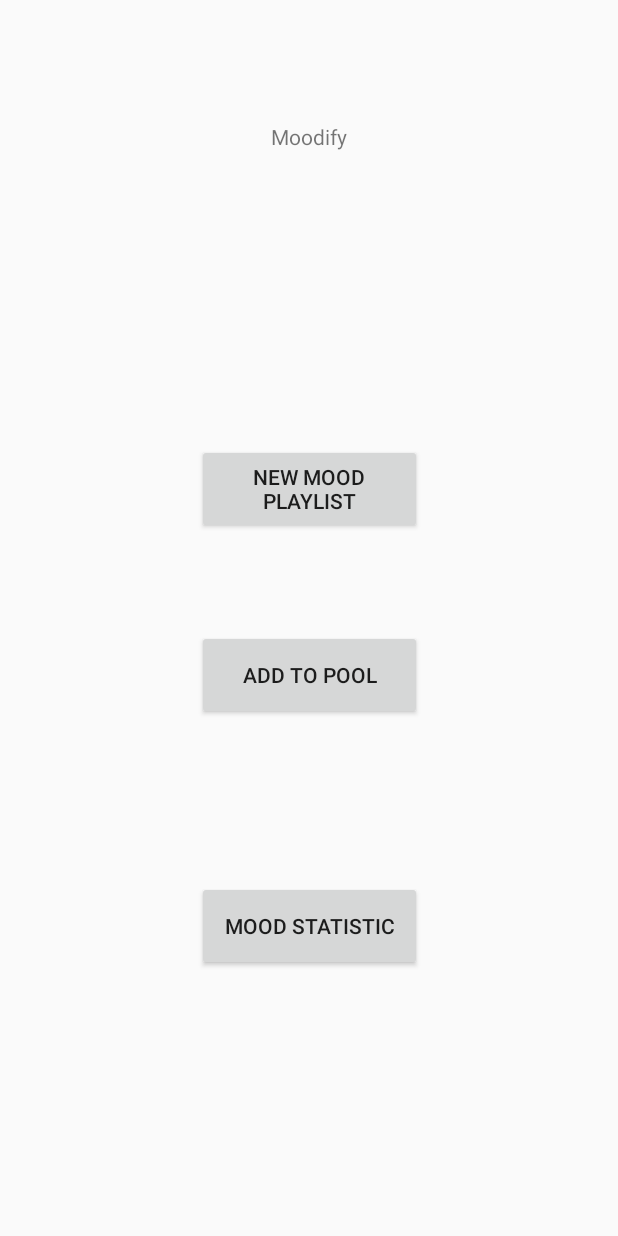
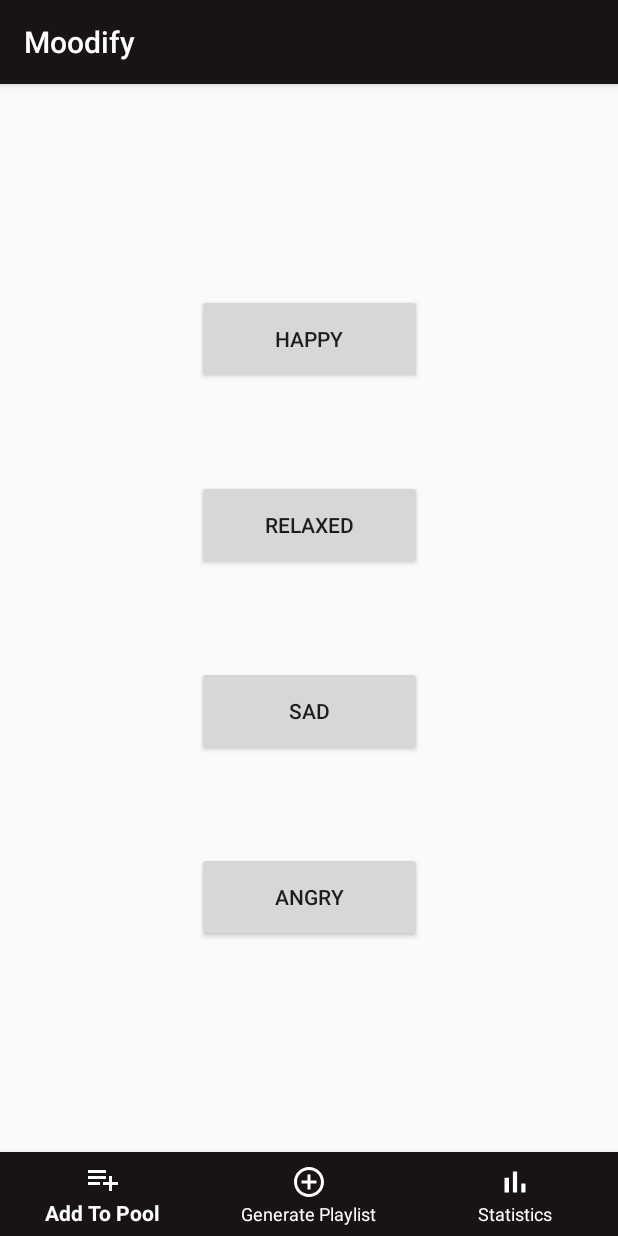
Before and after one commit to LMChavez980/FYP-Moodify, an Android app: the MainActivity screen opened directly, with no data from a screen before it, on a phone screen of 412 x 824 dp. Run offline under Robolectric (Android 15) with nearby library versions, the phone set to English and light mode, and no system bars; libraries missing offline, so code that uses them is left out: com.spotify.android, kaaes.spotify.webapi.

Commit message:
Transfer functionality to Fragments - bottom nav bar

```diff
--- /dev/null
+++ b/MoodifyApp/app/src/main/java/com/fypmood/moodify/GenerateFrag.java
@@ -0,0 +1,18 @@
+package com.fypmood.moodify;
+
+import android.os.Bundle;
+import android.view.LayoutInflater;
+import android.view.View;
+import android.view.ViewGroup;
+
+import androidx.fragment.app.Fragment;
+
+public class GenerateFrag extends Fragment {
+
+    @Override
+    public View onCreateView (LayoutInflater inflater, ViewGroup container,
+                              Bundle savedInstanceState){
+        return inflater.inflate(R.layout.fragment_generate, container, false);
+    }
+
+}
--- a/MoodifyApp/app/src/main/java/com/fypmood/moodify/MainActivity.java
+++ b/MoodifyApp/app/src/main/java/com/fypmood/moodify/MainActivity.java
@@ -4,20 +4,30 @@ import android.content.Intent;
 import android.content.SharedPreferences;
 import android.os.Bundle;
 import android.util.Log;
+import android.view.MenuItem;
 import android.view.View;
 import android.view.Window;
 import android.widget.Button;
 
+import androidx.annotation.NonNull;
 import androidx.appcompat.app.AppCompatActivity;
+import androidx.fragment.app.Fragment;
+
+import com.google.android.material.bottomnavigation.BottomNavigationView;
+import com.spotify.android.appremote.api.SpotifyAppRemote;
+
+import kaaes.spotify.webapi.android.SpotifyApi;
 
 public class MainActivity extends AppCompatActivity {
+    private static final String CLIENT_ID = "4110566732ad4c08b6f0e6c5768e552d";
+    private static final String REDIRECT_URI = "com.fypmood.moodify://callback";
+    private static final int REQUEST_CODE = 1337;
+    private SpotifyAppRemote mSpotifyAppRemote;
     SharedPreferences mSharedPreferences;
 
     @Override
     protected void onCreate(Bundle savedInstanceState){
         super.onCreate(savedInstanceState);
-        requestWindowFeature(Window.FEATURE_NO_TITLE);
-        getSupportActionBar().hide();
         setContentView(R.layout.activity_main);
 
         mSharedPreferences = getSharedPreferences("SPOTIFY", 0);
@@ -28,7 +38,14 @@ public class MainActivity extends AppCompatActivity {
         Log.i("MAIN", "Token: ".concat(auth_token));
         Log.i("MAIN", "User ID: ".concat(id));
 
-        Button toGen = findViewById(R.id.to_generate);
+        BottomNavigationView bottomNav = findViewById(R.id.bottomNav);
+        bottomNav.setOnNavigationItemSelectedListener(navListener);
+
+        // Set Default fragment
+        getSupportFragmentManager().beginTransaction().replace(R.id.fragment_container,
+                new GenerateFrag()).commit();
+
+        /*Button toGen = findViewById(R.id.to_generate);
         Button toPool = findViewById(R.id.to_pool);
         Button toStats = findViewById(R.id.to_stats);
 
@@ -53,9 +70,36 @@ public class MainActivity extends AppCompatActivity {
             public void onClick(View v) {
 
             }
-        });
+        });*/
 
 
     }
 
+
+    private BottomNavigationView.OnNavigationItemSelectedListener navListener =
+            menuItem -> {
+                Fragment selectedFragment = null;
+
+                switch (menuItem.getItemId()) {
+                    case R.id.nav_generate:
+                        selectedFragment = new GenerateFrag();
+                        getSupportActionBar().setTitle(R.string.select_mood_btn);
+                        break;
+
+                    case R.id.nav_add_to_pool:
+                        selectedFragment = new AddToPoolFrag();
+                        getSupportActionBar().setTitle(R.string.add_to_pool_btn);
+                        break;
+
+                    case R.id.nav_statistics:
+                        selectedFragment = new StatisticsFrag();
+                        getSupportActionBar().setTitle(R.string.mood_stats_btn);
+                        break;
+                }
+
+                getSupportFragmentManager().beginTransaction().replace(R.id.fragment_container,
+                        selectedFragment).commit();
+
+                return true;
+            };
 }
--- /dev/null
+++ b/MoodifyApp/app/src/main/res/drawable/ic_baseline_add_24.xml
@@ -0,0 +1,5 @@
+<vector android:height="24dp" android:tint="#FFFFFF"
+    android:viewportHeight="24" android:viewportWidth="24"
+    android:width="24dp" xmlns:android="http://schemas.android.com/apk/res/android">
+    <path android:fillColor="@android:color/white" android:pathData="M19,13h-6v6h-2v-6H5v-2h6V5h2v6h6v2z"/>
+</vector>
--- /dev/null
+++ b/MoodifyApp/app/src/main/res/drawable/ic_baseline_add_circle_outline_24.xml
@@ -0,0 +1,5 @@
+<vector android:height="24dp" android:tint="#FFFFFF"
+    android:viewportHeight="24" android:viewportWidth="24"
+    android:width="24dp" xmlns:android="http://schemas.android.com/apk/res/android">
+    <path android:fillColor="@android:color/white" android:pathData="M13,7h-2v4L7,11v2h4v4h2v-4h4v-2h-4L13,7zM12,2C6.48,2 2,6.48 2,12s4.48,10 10,10 10,-4.48 10,-10S17.52,2 12,2zM12,20c-4.41,0 -8,-3.59 -8,-8s3.59,-8 8,-8 8,3.59 8,8 -3.59,8 -8,8z"/>
+</vector>
--- /dev/null
+++ b/MoodifyApp/app/src/main/res/drawable/ic_baseline_bar_chart_24.xml
@@ -0,0 +1,5 @@
+<vector android:height="24dp" android:tint="#FFFFFF"
+    android:viewportHeight="24" android:viewportWidth="24"
+    android:width="24dp" xmlns:android="http://schemas.android.com/apk/res/android">
+    <path android:fillColor="@android:color/white" android:pathData="M5,9.2h3L8,19L5,19zM10.6,5h2.8v14h-2.8zM16.2,13L19,13v6h-2.8z"/>
+</vector>
--- /dev/null
+++ b/MoodifyApp/app/src/main/res/drawable/ic_baseline_playlist_add_24.xml
@@ -0,0 +1,5 @@
+<vector android:height="24dp" android:tint="#FFFFFF"
+    android:viewportHeight="24" android:viewportWidth="24"
+    android:width="24dp" xmlns:android="http://schemas.android.com/apk/res/android">
+    <path android:fillColor="@android:color/white" android:pathData="M14,10L2,10v2h12v-2zM14,6L2,6v2h12L14,6zM18,14v-4h-2v4h-4v2h4v4h2v-4h4v-2h-4zM2,16h8v-2L2,14v2z"/>
+</vector>
--- /dev/null
+++ b/MoodifyApp/app/src/main/res/drawable/ic_baseline_send_24.xml
@@ -0,0 +1,5 @@
+<vector android:height="24dp" android:tint="#FFFFFF"
+    android:viewportHeight="24" android:viewportWidth="24"
+    android:width="24dp" xmlns:android="http://schemas.android.com/apk/res/android">
+    <path android:fillColor="@android:color/white" android:pathData="M2.01,21L23,12 2.01,3 2,10l15,2 -15,2z"/>
+</vector>
--- a/MoodifyApp/app/src/main/res/layout/activity_main.xml
+++ b/MoodifyApp/app/src/main/res/layout/activity_main.xml
@@ -1,51 +1,29 @@
 <?xml version="1.0" encoding="utf-8"?>
-<androidx.constraintlayout.widget.ConstraintLayout
-    xmlns:android="http://schemas.android.com/apk/res/android"
+<androidx.constraintlayout.widget.ConstraintLayout xmlns:android="http://schemas.android.com/apk/res/android"
     xmlns:app="http://schemas.android.com/apk/res-auto"
     xmlns:tools="http://schemas.android.com/tools"
     android:layout_width="match_parent"
     android:layout_height="match_parent">
 
-
-    <Button
-        android:id="@+id/to_generate"
-        android:layout_width="150dp"
-        android:layout_height="60dp"
-        android:layout_marginTop="296dp"
-        android:text="@string/select_mood_btn"
+    <FrameLayout
+        android:layout_width="match_parent"
+        android:layout_height="0dp"
+        app:layout_constraintBottom_toTopOf="@+id/bottomNav"
         app:layout_constraintEnd_toEndOf="parent"
         app:layout_constraintStart_toStartOf="parent"
-        app:layout_constraintTop_toTopOf="parent" />
+        app:layout_constraintTop_toTopOf="parent"
+        android:id="@+id/fragment_container"/>
 
-    <Button
-        android:id="@+id/to_pool"
-        android:layout_width="150dp"
-        android:layout_height="60dp"
-        android:layout_marginTop="64dp"
-        android:text="@string/add_to_pool_btn"
-        app:layout_constraintEnd_toEndOf="parent"
-        app:layout_constraintStart_toStartOf="parent"
-        app:layout_constraintTop_toBottomOf="@+id/to_generate" />
-
-    <Button
-        android:id="@+id/to_stats"
-        android:layout_width="150dp"
-        android:layout_height="60dp"
-        android:layout_marginTop="68dp"
-        android:layout_marginBottom="138dp"
-        android:text="@string/mood_stats_btn"
+    <com.google.android.material.bottomnavigation.BottomNavigationView
+        android:id="@+id/bottomNav"
+        android:layout_width="0dp"
+        android:layout_height="wrap_content"
+        android:background="@color/SpotifyBlack"
+        android:backgroundTint="@color/SpotifyBlack"
+        app:itemIconTint="@color/SpotifyWhite"
+        app:itemTextColor="@color/SpotifyWhite"
         app:layout_constraintBottom_toBottomOf="parent"
         app:layout_constraintEnd_toEndOf="parent"
         app:layout_constraintStart_toStartOf="parent"
-        app:layout_constraintTop_toBottomOf="@+id/to_pool" />
-
-    <TextView
-        android:id="@+id/logo"
-        android:layout_width="wrap_content"
-        android:layout_height="wrap_content"
-        android:layout_marginTop="81dp"
-        android:text="@string/app_name"
-        app:layout_constraintEnd_toEndOf="parent"
-        app:layout_constraintStart_toStartOf="parent"
-        app:layout_constraintTop_toTopOf="parent" />
+        app:menu="@menu/bottom_navigation_menu" />
 </androidx.constraintlayout.widget.ConstraintLayout>
--- /dev/null
+++ b/MoodifyApp/app/src/main/res/layout/fragment_generate.xml
@@ -0,0 +1,54 @@
+<?xml version="1.0" encoding="utf-8"?>
+<androidx.constraintlayout.widget.ConstraintLayout xmlns:android="http://schemas.android.com/apk/res/android"
+    xmlns:app="http://schemas.android.com/apk/res-auto"
+    xmlns:tools="http://schemas.android.com/tools"
+    android:layout_width="match_parent"
+    android:layout_height="match_parent">
+
+    <Button
+        android:id="@+id/select_happy"
+        android:layout_width="150dp"
+        android:layout_height="60dp"
+        android:layout_marginTop="152dp"
+        android:layout_marginBottom="0dp"
+        android:text="@string/happy"
+        app:layout_constraintBottom_toTopOf="@+id/select_relaxed"
+        app:layout_constraintEnd_toEndOf="parent"
+        app:layout_constraintStart_toStartOf="parent"
+        app:layout_constraintTop_toTopOf="parent" />
+
+    <Button
+        android:id="@+id/select_relaxed"
+        android:layout_width="150dp"
+        android:layout_height="60dp"
+        android:layout_marginTop="64dp"
+        android:layout_marginBottom="64dp"
+        android:text="@string/relaxed"
+        app:layout_constraintBottom_toTopOf="@+id/select_sad"
+        app:layout_constraintEnd_toEndOf="parent"
+        app:layout_constraintStart_toStartOf="parent"
+        app:layout_constraintTop_toBottomOf="@+id/select_happy"/>
+
+    <Button
+        android:id="@+id/select_sad"
+        android:layout_width="150dp"
+        android:layout_height="60dp"
+        android:layout_marginBottom="64dp"
+        android:text="@string/sad"
+        app:layout_constraintBottom_toTopOf="@+id/select_angry"
+        app:layout_constraintEnd_toEndOf="parent"
+        app:layout_constraintStart_toStartOf="parent"
+        app:layout_constraintTop_toBottomOf="@+id/select_relaxed" />
+
+    <Button
+        android:id="@+id/select_angry"
+        android:layout_width="150dp"
+        android:layout_height="60dp"
+        android:layout_marginBottom="152dp"
+        android:text="@string/angry"
+        app:layout_constraintBottom_toBottomOf="parent"
+        app:layout_constraintEnd_toEndOf="parent"
+        app:layout_constraintStart_toStartOf="parent"
+        app:layout_constraintTop_toBottomOf="@+id/select_sad" />
+
+</androidx.constraintlayout.widget.ConstraintLayout>
--- a/MoodifyApp/app/src/main/res/layout/activity_pool.xml
+++ b/MoodifyApp/app/src/main/res/layout/fragment_pool.xml
@@ -14,8 +14,8 @@
 
     <androidx.recyclerview.widget.RecyclerView
         android:id="@+id/playlistRecyclerView"
+        android:layout_width="match_parent"
         android:layout_height="match_parent"
-        android:layout_width="match_parent"
         app:layout_behavior="@string/appbar_scrolling_view_behavior" />
 
     <com.google.android.material.floatingactionbutton.FloatingActionButton
@@ -25,6 +25,7 @@
         android:layout_gravity="bottom|end"
         android:layout_margin="16dp"
         android:clickable="true"
-        app:srcCompat="@android:drawable/ic_input_add" />
+        app:backgroundTint="@color/SpotifyGreen"
+        app:srcCompat="@drawable/ic_baseline_send_24" />
 
 </androidx.coordinatorlayout.widget.CoordinatorLayout>
--- /dev/null
+++ b/MoodifyApp/app/src/main/res/layout/fragment_statistics.xml
@@ -0,0 +1,6 @@
+<?xml version="1.0" encoding="utf-8"?>
+<androidx.coordinatorlayout.widget.CoordinatorLayout
+    xmlns:android="http://schemas.android.com/apk/res/android" android:layout_width="match_parent"
+    android:layout_height="match_parent">
+
+</androidx.coordinatorlayout.widget.CoordinatorLayout>
--- a/MoodifyApp/app/src/main/res/menu/bottom_navigation_menu.xml
+++ b/MoodifyApp/app/src/main/res/menu/bottom_navigation_menu.xml
@@ -1,4 +1,16 @@
 <?xml version="1.0" encoding="utf-8"?>
 <menu xmlns:android="http://schemas.android.com/apk/res/android">
 
+    <item
+        android:id="@+id/nav_add_to_pool"
+        android:icon="@drawable/ic_baseline_playlist_add_24"
+        android:title="@string/add_to_pool_btn" />
+    <item
+        android:id="@+id/nav_generate"
+        android:icon="@drawable/ic_baseline_add_circle_outline_24"
+        android:title="@string/select_mood_btn" />
+    <item
+        android:id="@+id/nav_statistics"
+        android:icon="@drawable/ic_baseline_bar_chart_24"
+        android:title="@string/mood_stats_btn" />
 </menu>
--- a/MoodifyApp/app/src/main/res/values/colors.xml
+++ b/MoodifyApp/app/src/main/res/values/colors.xml
@@ -3,4 +3,7 @@
     <color name="colorPrimary">#6200EE</color>
     <color name="colorPrimaryDark">#3700B3</color>
     <color name="colorAccent">#03DAC5</color>
+    <color name="SpotifyBlack">#191414</color>
+    <color name="SpotifyWhite">#FFFFFF</color>
+    <color name="SpotifyGreen">#1D8954</color>
 </resources>
--- a/MoodifyApp/app/src/main/res/values/strings.xml
+++ b/MoodifyApp/app/src/main/res/values/strings.xml
@@ -2,6 +2,10 @@
     <string name="app_name">Moodify</string>
     <string name="playlist_name">Playlist Name</string>
     <string name="add_to_pool_btn">Add To Pool</string>
-    <string name="select_mood_btn">New Mood Playlist</string>
-    <string name="mood_stats_btn">Mood Statistic</string>
+    <string name="select_mood_btn">Generate Playlist</string>
+    <string name="mood_stats_btn">Statistics</string>
+    <string name="happy">Happy</string>
+    <string name="relaxed">Relaxed</string>
+    <string name="sad">Sad</string>
+    <string name="angry">Angry</string>
 </resources>
--- a/MoodifyApp/app/src/main/res/values/styles.xml
+++ b/MoodifyApp/app/src/main/res/values/styles.xml
@@ -2,7 +2,7 @@
     <!-- Base application theme. -->
     <style name="AppTheme" parent="Theme.AppCompat.Light.DarkActionBar">
         <!-- Customize your theme here. -->
-        <item name="colorPrimary">@color/colorPrimary</item>
+        <item name="colorPrimary">@color/SpotifyBlack</item>
         <item name="colorPrimaryDark">@color/colorPrimaryDark</item>
         <item name="colorAccent">@color/colorAccent</item>
     </style>
```
Also changed, not shown: MoodifyApp/app/src/main/java/com/fypmood/moodify/AddToPoolFrag.java (added, +91 -0 lines), MoodifyApp/app/src/main/java/com/fypmood/moodify/StatisticsFrag.java (added, +18 -0 lines).
